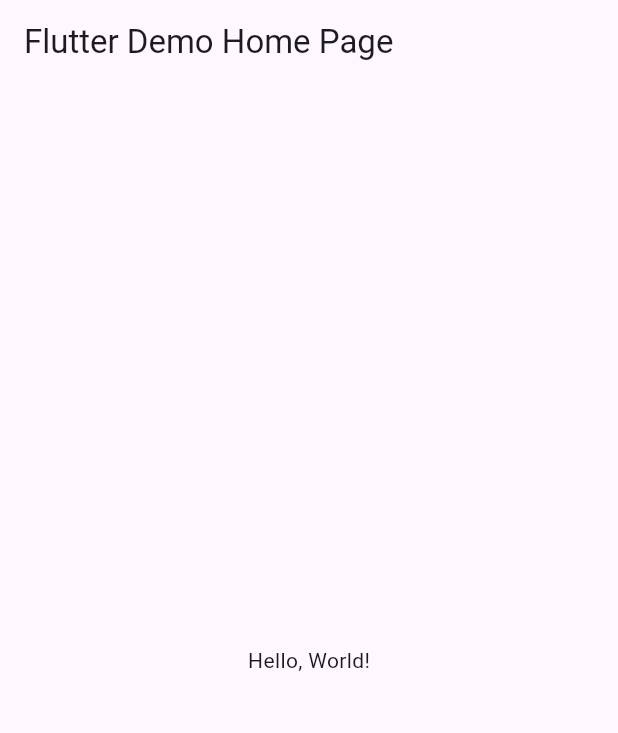
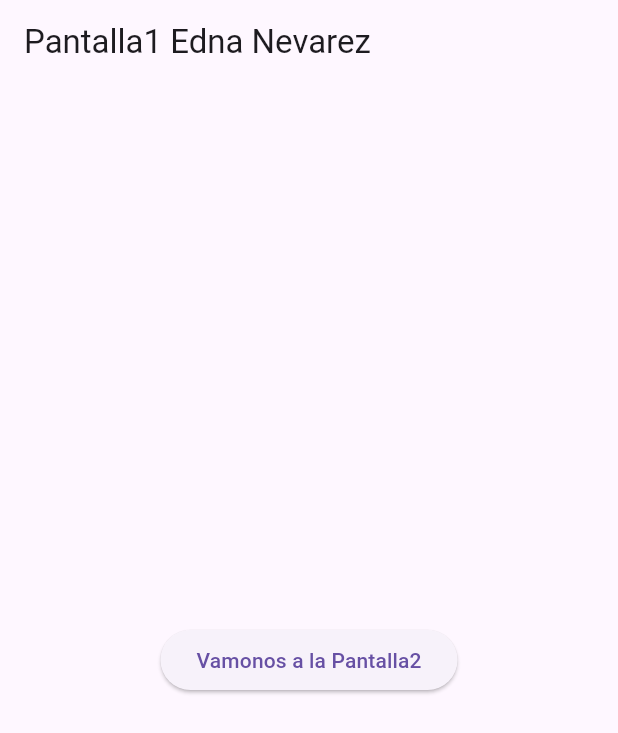
Before and after one commit to NevarezOrtegaEdna/p12-entrepag-6I, a Flutter app: the screen it shows after launch, on a phone screen of 412 x 824 dp. Shown: the top 733 px of the screen. Run offline on Flutter 3.47's test engine with Material 3 defaults, Android fonts, the phone set to English and light mode, and no system bars.

```diff
--- a/lib/main.dart
+++ b/lib/main.dart
@@ -1,43 +1,22 @@
+import 'package:nevarez/pantalla1.dart';
+import 'package:nevarez/pantalla2.dart';
 import 'package:flutter/material.dart';
 
-void main() => runApp(MyApp());
+void main() => runApp(RutasPaginas());
 
-class MyApp extends StatelessWidget {
-  const MyApp({super.key});
-  // This widget is the root of your application.
+class RutasPaginas extends StatelessWidget {
+  const RutasPaginas({Key? key}) : super(key: key);
+
   @override
   Widget build(BuildContext context) {
     return MaterialApp(
-      // Application name
-      title: 'Flutter Hello World',
-      // Application theme data, you can set the colors for the application as
-      // you want
-      theme: ThemeData(
-        // useMaterial3: true,
-        primarySwatch: Colors.blue,
-      ),
-      // A widget which will be started on application startup
-      home: MyHomePage(title: 'Flutter Demo Home Page'),
-    );
-  }
-}
-
-class MyHomePage extends StatelessWidget {
-  final String title;
-  const MyHomePage({super.key, required this.title});
-
-  @override
-  Widget build(BuildContext context) {
-    return Scaffold(
-      appBar: AppBar(
-        // The title text which will be shown on the action bar
-        title: Text(title),
-      ),
-      body: Center(
-        child: Text(
-          'Hello, World!',
-        ),
-      ),
-    );
-  }
-}
+      debugShowCheckedModeBanner: false,
+      title: "App entre paginas",
+      initialRoute: "/",
+      routes: {
+        "/": (context) => Pantalla1(),
+        "/pantalla2": (context) => Pantalla2(),
+      }, //Navegacion entre paginas
+    ); //Fin material
+  } //Clase rutas paginas
+} //Fin rutas paginas
--- /dev/null
+++ b/lib/pantalla1.dart
@@ -0,0 +1,23 @@
+import 'package:nevarez/pantalla2.dart';
+import 'package:flutter/material.dart';
+
+class Pantalla1 extends StatelessWidget {
+  const Pantalla1({Key? key}) : super(key: key);
+
+  @override
+  Widget build(BuildContext context) {
+    return Scaffold(
+      appBar: AppBar(
+        title: const Text("Pantalla1 Edna Nevarez"),
+      ),
+      body: Center(
+        child: ElevatedButton(
+            child: const Text("Vamonos a la Pantalla2"),
+            onPressed: () {
+              Navigator.pushNamed(context, "/pantalla2",
+                  arguments: "Mensaje de Pantalla1");
+            }),
+      ),
+    );
+  }
+}
--- /dev/null
+++ b/lib/pantalla2.dart
@@ -0,0 +1,24 @@
+import 'package:flutter/material.dart';
+
+class Pantalla2 extends StatelessWidget {
+  const Pantalla2({Key? key}) : super(key: key);
+
+  @override
+  Widget build(BuildContext context) {
+    final argumento = ModalRoute.of(context)!.settings.arguments as String;
+    return Scaffold(
+      appBar: AppBar(
+        title: const Text("Pantalla2 Edna Nevarez"),
+      ),
+      body: Center(
+          child: Column(mainAxisAlignment: MainAxisAlignment.center, children: [
+        Text(argumento),
+        ElevatedButton(
+            child: const Text("Regresar a Pantalla1"),
+            onPressed: () {
+              Navigator.pop(context);
+            }),
+      ])),
+    );
+  }
+}
```
